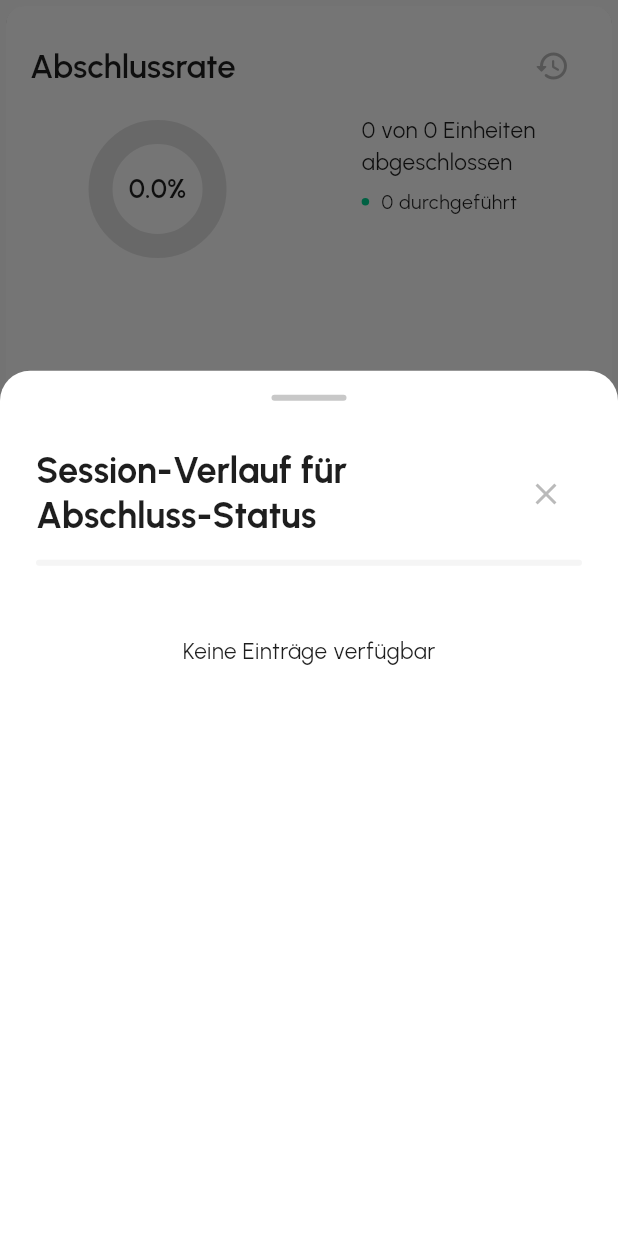
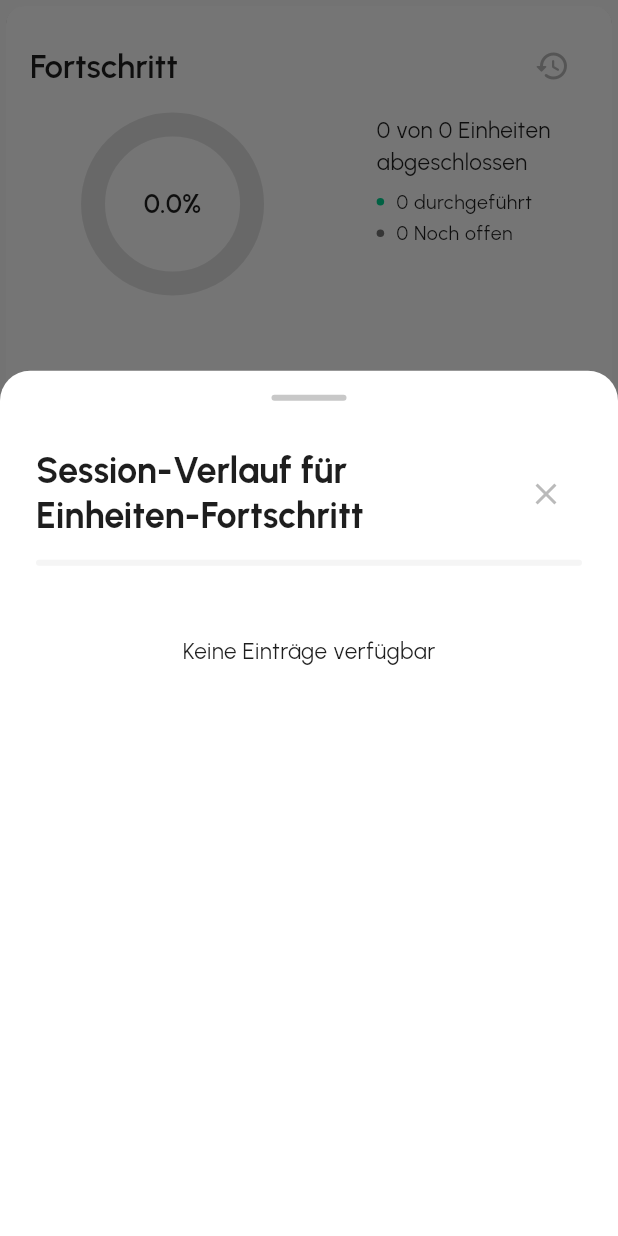
Before and after one commit to selbstlernen-app/selbstlernen-app, a Flutter app: the CompletionRateCard widget shown alone on an empty page, opened directly with empty values, after a tap on the "history" icon, on a phone screen of 412 x 824 dp. Run offline on Flutter 3.47's test engine with Material 3 defaults, Android fonts, the light colour scheme and no system bars; drawn by our look-alikes of fl_chart; our stand-ins replace auto_size_text, drift, flutter_heatmap_calendar, flutter_riverpod, flutter_slidable, freezed_annotation and 4 more; accounts and stored records are empty; generated files the repository leaves out were written again; statements that could not run were skipped.

Commit message:
🎨 Add missed instances to completion rate card and adjust labels

```diff
--- a/lib/domain/models/session_statistics.dart
+++ b/lib/domain/models/session_statistics.dart
@@ -30,7 +30,6 @@ abstract class SessionStatistics with _$SessionStatistics {
   const SessionStatistics._();
 
   /// How much progress has been done already;
-  /// TODO: check for non-repeating sessions!
   double get completionRate =>
       totalInstances > 0 ? completedInstances / totalInstances : 0.0;
 
@@ -41,6 +40,10 @@ abstract class SessionStatistics with _$SessionStatistics {
       totalInstances > 0 ? missedInstances / totalInstances : 0.0;
 
   double get combinedRate => completionRate + skipRate + missRate;
+
+  int get openInstances =>
+      totalInstances -
+      (completedInstances + missedInstances + skippedInstances);
 
   double get averageFocusMinutesPerSession =>
       completedInstances > 0 ? totalFocusMinutes / completedInstances : 0.0;
--- a/lib/presentation/screens/session_statistics/widgets/completion_rate_card.dart
+++ b/lib/presentation/screens/session_statistics/widgets/completion_rate_card.dart
@@ -1,12 +1,12 @@
 import 'package:fl_chart/fl_chart.dart';
 import 'package:flutter/material.dart';
+import 'package:srl_app/common_widgets/card_layout.dart';
 import 'package:srl_app/common_widgets/spacing.dart';
 import 'package:srl_app/core/theme/app_palette.dart';
 import 'package:srl_app/core/utils/build_context_extensions.dart';
 import 'package:srl_app/core/utils/session_status_utils.dart';
 import 'package:srl_app/domain/models/session_instance_model.dart';
 import 'package:srl_app/domain/models/session_statistics.dart';
-import 'package:srl_app/common_widgets/card_layout.dart';
 import 'package:srl_app/presentation/screens/session_statistics/widgets/history_dialog.dart';
 
 class CompletionRateCard extends StatelessWidget {
@@ -28,18 +28,16 @@ class CompletionRateCard extends StatelessWidget {
           Row(
             mainAxisAlignment: MainAxisAlignment.spaceBetween,
             children: [
-              Text('Abschlussrate', style: context.textTheme.headlineMedium),
-              // TODO: calculate instances for display that have been missed
+              Text('Fortschritt', style: context.textTheme.headlineMedium),
+
               IconButton(
                 color: AppPalette.grey.withValues(alpha: 0.5),
                 icon: const Icon(Icons.history_rounded),
                 onPressed: () => showHistoryBottomSheet(
                   context,
                   instances,
-                  'Abschluss-Status',
-                  (instance) => instance.status == SessionStatus.completed
-                      ? 'Abgeschlossen'
-                      : 'Übersprungen',
+                  'Einheiten-Fortschritt',
+                  (instance) => getSubtitle(instance.status),
                 ),
               ),
             ],
@@ -53,13 +51,13 @@ class CompletionRateCard extends StatelessWidget {
                 alignment: AlignmentDirectional.center,
                 children: <Widget>[
                   SizedBox(
-                    height: 100,
-                    width: 100,
+                    height: 120,
+                    width: 140,
                     child: PieChart(
                       // Completed sessions
                       PieChartData(
                         sectionsSpace: 0,
-                        centerSpaceRadius: 30,
+                        centerSpaceRadius: 45,
                         startDegreeOffset: -90,
                         sections: [
                           PieChartSectionData(
@@ -187,6 +185,26 @@ class CompletionRateCard extends StatelessWidget {
                       ],
                     ),
                   ],
+
+                  const VerticalSpace(size: SpaceSize.xsmall),
+                  Row(
+                    mainAxisAlignment: MainAxisAlignment.spaceEvenly,
+                    children: <Widget>[
+                      Container(
+                        height: 5,
+                        width: 5,
+                        decoration: BoxDecoration(
+                          color: AppPalette.grey,
+                          borderRadius: BorderRadius.circular(10),
+                        ),
+                      ),
+                      const HorizontalSpace(size: SpaceSize.small),
+                      Text(
+                        '${stats.openInstances} Noch offen',
+                        style: context.textTheme.bodySmall,
+                      ),
+                    ],
+                  ),
                 ],
               ),
             ],
--- a/lib/presentation/view_models/session_statistics/session_statistics_state.dart
+++ b/lib/presentation/view_models/session_statistics/session_statistics_state.dart
@@ -6,6 +6,8 @@ part 'session_statistics_state.freezed.dart';
 
 @freezed
 abstract class SessionStatisticsState with _$SessionStatisticsState {
+  const SessionStatisticsState._();
+
   const factory SessionStatisticsState({
     SessionStatistics? stats,
     SessionModel? session,
```
Also changed, not shown: lib/presentation/screens/session_statistics/session_statistics_screen.dart (+58 -2 lines), lib/presentation/screens/session_statistics/widgets/mood/mood_line_chart.dart (+20 -5 lines).
